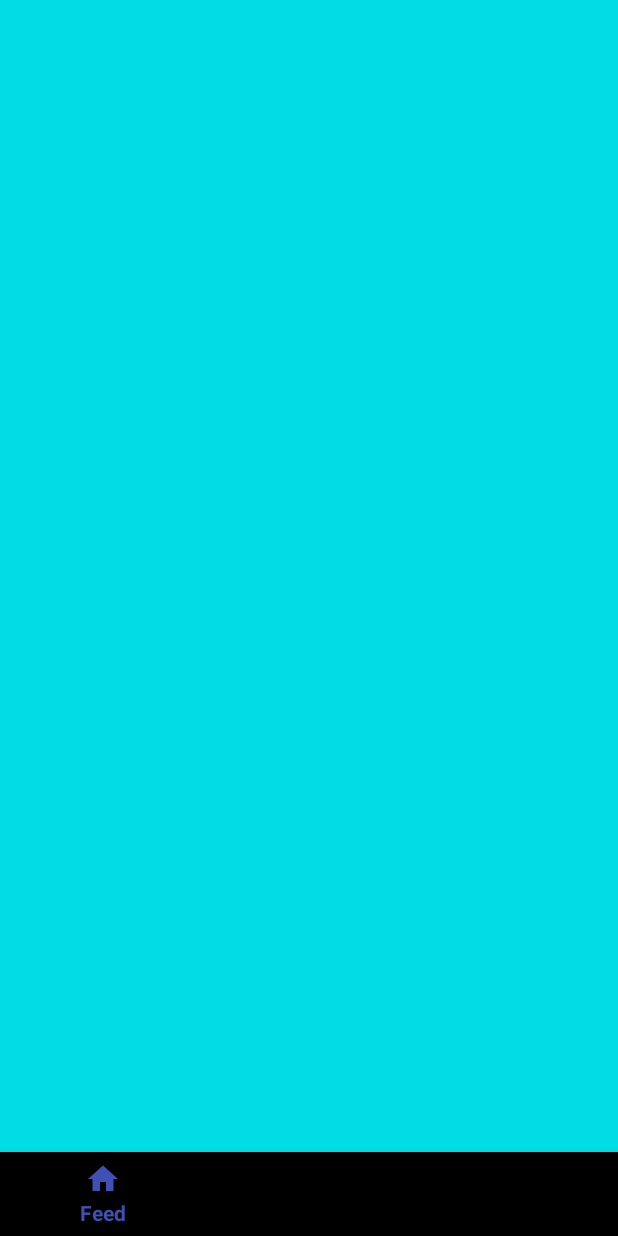
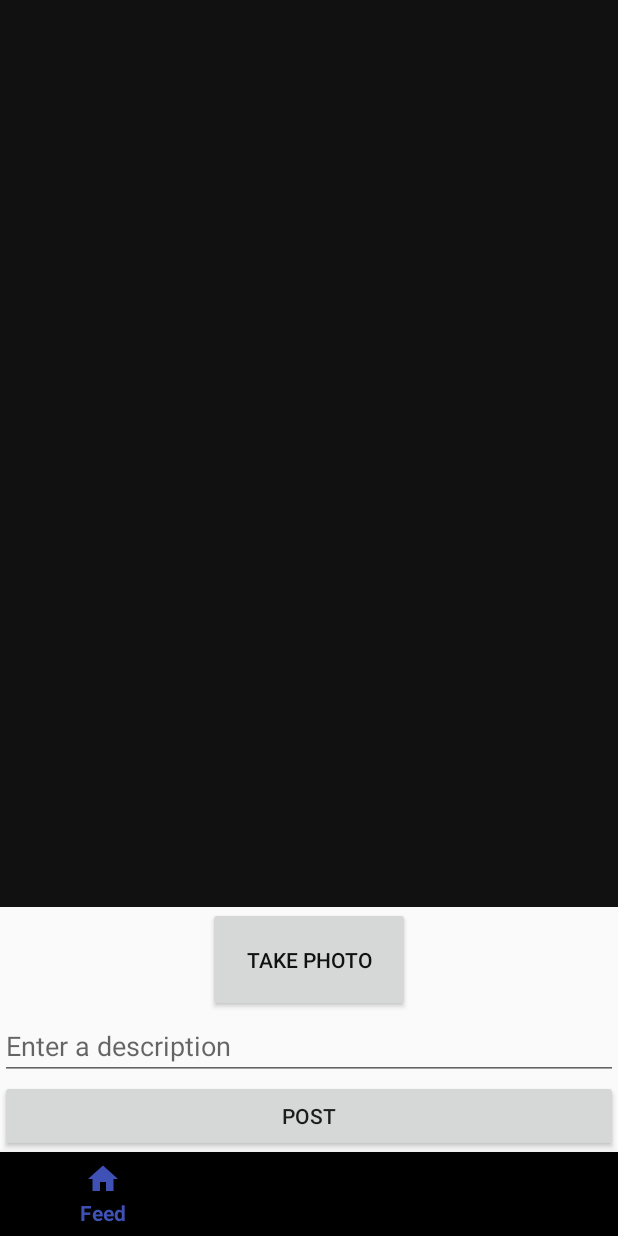
Before and after one commit to Bertogonz3000/Parsetegram, an Android app: the fragment CaptureFragment placed in its activity, on a phone screen of 412 x 824 dp. Run offline under Robolectric (Android 15) with nearby library versions, the phone set to English and light mode, and no system bars; libraries missing offline, so code that uses them is left out: com.parse.

Commit message:
camera fragment now works

```diff
--- a/app/src/main/java/com/example/bertogonz3000/parstegram/Fragments/CaptureFragment.java
+++ b/app/src/main/java/com/example/bertogonz3000/parstegram/Fragments/CaptureFragment.java
@@ -1,18 +1,56 @@
 package com.example.bertogonz3000.parstegram.Fragments;
 
 import android.content.Context;
+import android.content.Intent;
+import android.graphics.Bitmap;
+import android.graphics.BitmapFactory;
 import android.net.Uri;
 import android.os.Bundle;
+import android.os.Environment;
+import android.provider.MediaStore;
 import android.support.v4.app.Fragment;
+import android.support.v4.content.FileProvider;
+import android.util.Log;
 import android.view.LayoutInflater;
 import android.view.View;
 import android.view.ViewGroup;
+import android.widget.Button;
+import android.widget.EditText;
 import android.widget.ImageView;
 
+import com.example.bertogonz3000.parstegram.FeedActivity;
+import com.example.bertogonz3000.parstegram.Model.Post;
 import com.example.bertogonz3000.parstegram.R;
+import com.parse.FindCallback;
+import com.parse.ParseException;
+import com.parse.ParseFile;
+import com.parse.ParseUser;
+import com.parse.SaveCallback;
+
+import java.io.File;
+import java.io.IOException;
+import java.util.List;
+
+import static android.app.Activity.RESULT_OK;
 
 
 public class CaptureFragment extends Fragment {
+
+    //Path you need for Uri
+    private static final String AUTHORITY = "com.example.bertogonz3000.parstegram";
+
+    //Image used for testing feed
+    private static final String testImagePath = "/storage/emulated/0/DCIM/Camera/IMG_20180710_131557.jpg";
+
+    private EditText etDescription;
+    private Button createButton, photoButton;
+
+    private ImageView photoView;
+
+    //global var for image file to be posted
+    private File file;
+
+    static final int REQUEST_IMAGE_CAPTURE = 1;
 
     @Override
     public View onCreateView(LayoutInflater inflater, ViewGroup parent, Bundle savedInstanceState){
@@ -21,7 +59,112 @@ public class CaptureFragment extends Fragment {
 
     @Override
     public void onViewCreated(View view, Bundle savedInstanceState){
-        ImageView checkImage = (ImageView) view.findViewById(R.id.checkImageTwo);
+
+        etDescription = (EditText) view.findViewById(R.id.etDescription);
+        createButton = (Button) view.findViewById(R.id.createButton);
+        photoView = (ImageView) view.findViewById(R.id.photoView);
+        photoButton = (Button) view.findViewById(R.id.photoButton);
+
+        photoButton.setOnClickListener(new View.OnClickListener() {
+            @Override
+            public void onClick(View view) {
+                dispatchTakePictureIntent(view);
+            }
+        });
+
+        createButton.setOnClickListener(new View.OnClickListener(){
+            @Override
+            public void onClick(View view) {
+                final String description = etDescription.getText().toString();
+                final ParseUser user = ParseUser.getCurrentUser();
+
+                final ParseFile parseFile = new ParseFile(file);
+                parseFile.saveInBackground(new SaveCallback() {
+                    @Override
+                    public void done(ParseException e) {
+                        createPost(description, parseFile, user);
+                    }
+                });
+
+            }
+        });
+
+    }
+
+    private void createPost(String description, ParseFile imageFile, ParseUser user){
+
+        final Post newPost = new Post();
+        newPost.setDescription(description);
+        newPost.setImage(imageFile);
+        newPost.setUser(user);
+
+        newPost.saveInBackground(new SaveCallback() {
+            @Override
+            public void done(ParseException e) {
+
+                if (e == null){
+                    Log.d("Home Activity", "Create Post Success");
+                } else {
+                    e.printStackTrace();
+                }
+            }
+        });
+    }
+
+    private void loadTopPosts(){
+        //init a new Post Query
+        final Post.Query postQuery = new Post.Query();
+        postQuery.getTop().withUser();
+
+
+        postQuery.findInBackground(new FindCallback<Post>() {
+            @Override
+            public void done(List<Post> objects, ParseException e) {
+
+                if(e == null){
+                    for (int i = 0; i < objects.size(); i++){
+                        Log.d("HomeActivity", "Post[" + i + "] = "
+                                + objects.get(i).getDescription()
+                                + "/username = " + objects.get(i).getUser().getUsername());
+                    }
+                } else {
+                    e.printStackTrace();
+                }
+            }
+        });
+    }
+
+
+    public void dispatchTakePictureIntent(View view){
+
+        //get context()?
+        File directory = this.getContext().getExternalFilesDir(Environment.DIRECTORY_PICTURES);
+
+        try{
+            file = File.createTempFile("photo", ".jpg", directory);
+        } catch (IOException e){
+            e.printStackTrace();
+        }
+
+        //Get uri for file
+        Uri uri = FileProvider.getUriForFile(this.getContext(), AUTHORITY, file);
+
+        Intent takePictureIntent = new Intent(MediaStore.ACTION_IMAGE_CAPTURE);
+
+        takePictureIntent.putExtra(MediaStore.EXTRA_OUTPUT, uri);
+
+        if (takePictureIntent.resolveActivity(getActivity().getPackageManager()) != null){
+            startActivityForResult(takePictureIntent, REQUEST_IMAGE_CAPTURE);
+        }
+    }
+
+
+    @Override
+    public void onActivityResult(int requestCode, int resultCode, Intent data){
+        if (requestCode == REQUEST_IMAGE_CAPTURE && resultCode == RESULT_OK){
+            Bitmap bitmap = BitmapFactory.decodeFile(file.getAbsolutePath());
+            photoView.setImageBitmap(bitmap);
+        }
     }
 
 }
--- a/app/src/main/res/layout/fragment_capture.xml
+++ b/app/src/main/res/layout/fragment_capture.xml
@@ -4,11 +4,46 @@
     android:layout_width="match_parent"
     android:layout_height="match_parent"
     tools:context=".Fragments.CaptureFragment">
+    <RelativeLayout
+        android:layout_width="match_parent"
+        android:layout_height="match_parent">
 
     <ImageView
-        android:id="@+id/checkImageTwo"
+        android:id="@+id/photoView"
         android:layout_width="match_parent"
         android:layout_height="match_parent"
-        android:src="@color/teal"/>
+        android:padding="10dp"
+        android:background="#111111"
+        android:layout_above="@+id/photoButton"/>
+
+    <Button
+        android:id="@+id/photoButton"
+        android:layout_width="wrap_content"
+        android:layout_height="wrap_content"
+        android:text="Take Photo"
+        android:textColor="#111111"
+        android:padding="25dp"
+        android:layout_above="@id/etDescription"
+        android:layout_centerInParent="true"/>
+
+    <EditText
+        android:id="@+id/etDescription"
+        android:layout_width="match_parent"
+        android:layout_height="wrap_content"
+        android:layout_centerInParent="true"
+        android:hint="Enter a description"
+        android:layout_above="@id/createButton"
+        />
+
+    <Button
+        android:id="@+id/createButton"
+        android:layout_width="match_parent"
+        android:layout_height="wrap_content"
+        android:text="Post"
+        android:layout_alignParentBottom="true"
+        />
+
+    </RelativeLayout>
+
 
 </FrameLayout>
```
Also changed, not shown: app/src/main/java/com/example/bertogonz3000/parstegram/HomeActivity.java (+25 -25 lines).
